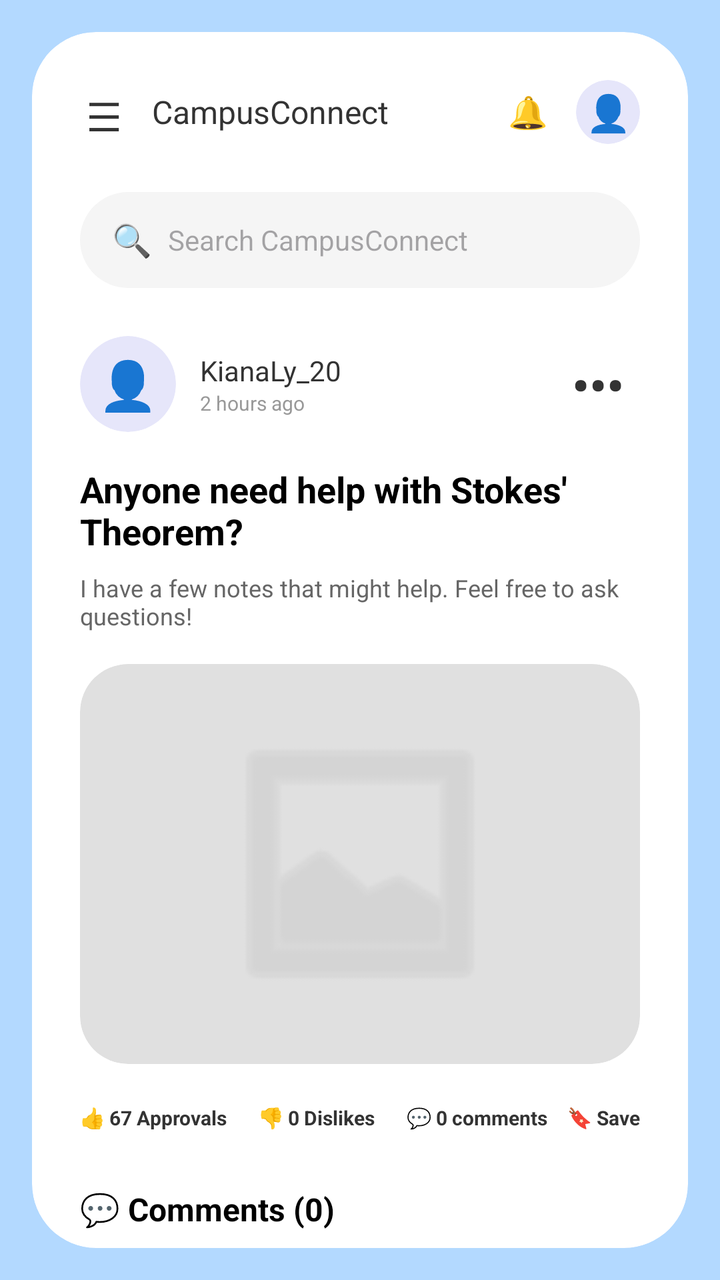
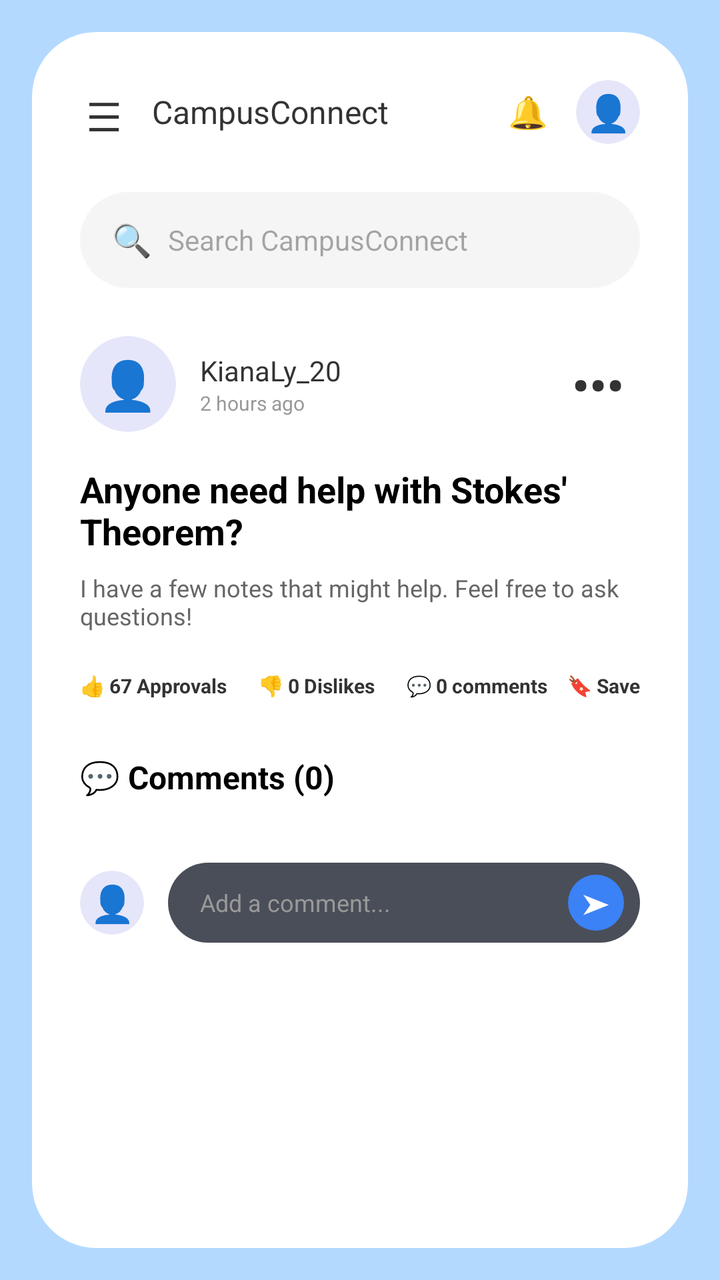

The first picture is an Android layout as it rendered before a commit; the second is the same layout after the commit. The layout source and the unified diff follow.
<!-- AndroidManifest.xml: application theme Theme.CampusConnect -->
<!-- res/layout/activity_post_details.xml -->
<?xml version="1.0" encoding="utf-8"?>
<androidx.constraintlayout.widget.ConstraintLayout xmlns:android="http://schemas.android.com/apk/res/android"
    xmlns:app="http://schemas.android.com/apk/res-auto"
    android:layout_width="match_parent"
    android:layout_height="match_parent"
    android:background="#B3D9FF">

    <androidx.cardview.widget.CardView
        android:layout_width="0dp"
        android:layout_height="0dp"
        android:layout_margin="16dp"
        app:cardBackgroundColor="#FFFFFF"
        app:cardCornerRadius="32dp"
        app:cardElevation="0dp"
        app:layout_constraintBottom_toBottomOf="parent"
        app:layout_constraintEnd_toEndOf="parent"
        app:layout_constraintStart_toStartOf="parent"
        app:layout_constraintTop_toTopOf="parent">

        <ScrollView
            android:layout_width="match_parent"
            android:layout_height="match_parent"
            android:scrollbars="none">

            <LinearLayout
                android:layout_width="match_parent"
                android:layout_height="wrap_content"
                android:orientation="vertical"
                android:paddingTop="24dp"
                android:paddingBottom="24dp">

                
                <LinearLayout
                    android:layout_width="match_parent"
                    android:layout_height="wrap_content"
                    android:gravity="center_vertical"
                    android:orientation="horizontal"
                    android:paddingStart="24dp"
                    android:paddingEnd="24dp">

                    <TextView
                        android:layout_width="24dp"
                        android:layout_height="24dp"
                        android:text="☰"
                        android:textSize="20sp"
                        android:textColor="#333"
                        android:gravity="center" />

                    <TextView
                        android:layout_width="wrap_content"
                        android:layout_height="wrap_content"
                        android:layout_marginStart="12dp"
                        android:text="CampusConnect"
                        android:textColor="#333333"
                        android:textSize="16sp" />

                    <View
                        android:layout_width="0dp"
                        android:layout_height="0dp"
                        android:layout_weight="1" />

                    <TextView
                        android:layout_width="24dp"
                        android:layout_height="24dp"
                        android:text="🔔"
                        android:textSize="16sp"
                        android:gravity="center" />

                    <androidx.cardview.widget.CardView
                        android:id="@+id/profileIconBtn"
                        android:layout_width="32dp"
                        android:layout_height="32dp"
                        android:layout_marginStart="12dp"
                        android:clickable="true"
                        android:focusable="true"
                        app:cardBackgroundColor="#E6E6FA"
                        app:cardCornerRadius="16dp"
                        app:cardElevation="0dp">
                        <TextView
                            android:layout_width="match_parent"
                            android:layout_height="match_parent"
                            android:text="👤"
                            android:gravity="center"
                            android:textSize="18sp"
                            android:textColor="#8A2BE2"/>
                    </androidx.cardview.widget.CardView>
                </LinearLayout>

                
                <LinearLayout
                    android:layout_width="match_parent"
                    android:layout_height="48dp"
                    android:layout_marginTop="24dp"
                    android:layout_marginStart="24dp"
                    android:layout_marginEnd="24dp"
                    android:background="@drawable/search_bg"
                    android:gravity="center_vertical"
                    android:paddingStart="16dp"
                    android:paddingEnd="16dp">

                    <TextView
                        android:layout_width="wrap_content"
                        android:layout_height="wrap_content"
                        android:text="🔍"
                        android:textSize="16sp" />

                    <EditText
                        android:layout_width="match_parent"
                        android:layout_height="wrap_content"
                        android:layout_marginStart="8dp"
                        android:background="@null"
                        android:hint="Search CampusConnect"
                        android:textSize="14sp" />
                </LinearLayout>

                
                <LinearLayout
                    android:layout_width="match_parent"
                    android:layout_height="wrap_content"
                    android:layout_marginTop="24dp"
                    android:gravity="center_vertical"
                    android:orientation="horizontal"
                    android:paddingStart="24dp"
                    android:paddingEnd="24dp">

                    <androidx.cardview.widget.CardView
                        android:layout_width="48dp"
                        android:layout_height="48dp"
                        app:cardBackgroundColor="#E6E6FA"
                        app:cardCornerRadius="24dp"
                        app:cardElevation="0dp">
                        <TextView
                            android:layout_width="match_parent"
                            android:layout_height="match_parent"
                            android:text="👤"
                            android:gravity="center"
                            android:textSize="24sp"
                            android:textColor="#483D8B"/>
                    </androidx.cardview.widget.CardView>

                    <LinearLayout
                        android:layout_width="0dp"
                        android:layout_height="wrap_content"
                        android:layout_marginStart="12dp"
                        android:layout_weight="1"
                        android:orientation="vertical">
                        <TextView
                            android:id="@+id/detailAuthorName"
                            android:layout_width="wrap_content"
                            android:layout_height="wrap_content"
                            android:text="KianaLy_20"
                            android:textColor="#333333"
                            android:textSize="14sp" />
                        <TextView
                            android:id="@+id/detailTimestamp"
                            android:layout_width="wrap_content"
                            android:layout_height="wrap_content"
                            android:text="2 hours ago"
                            android:textColor="#999999"
                            android:textSize="10sp" />
                    </LinearLayout>

                    <TextView
                        android:id="@+id/postOptionsBtn"
                        android:layout_width="wrap_content"
                        android:layout_height="wrap_content"
                        android:padding="8dp"
                        android:clickable="true"
                        android:focusable="true"
                        android:onClick="showPostOptions"
                        android:text="•••"
                        android:textColor="#333333"
                        android:textSize="24sp"
                        android:textStyle="bold" />
                </LinearLayout>

                
                <TextView
                    android:id="@+id/detailTitle"
                    android:layout_width="match_parent"
                    android:layout_height="wrap_content"
                    android:layout_marginTop="16dp"
                    android:paddingStart="24dp"
                    android:paddingEnd="24dp"
                    android:text="Anyone need help with Stokes' Theorem?"
                    android:textColor="#000000"
                    android:textStyle="bold"
                    android:textSize="18sp" />

                <TextView
                    android:id="@+id/detailContent"
                    android:layout_width="match_parent"
                    android:layout_height="wrap_content"
                    android:layout_marginTop="8dp"
                    android:paddingStart="24dp"
                    android:paddingEnd="24dp"
                    android:text="I have a few notes that might help. Feel free to ask questions!"
                    android:textColor="#666666"
                    android:textSize="12sp" />

                
                <androidx.cardview.widget.CardView
                    android:layout_width="match_parent"
                    android:layout_height="200dp"
                    android:layout_marginTop="16dp"
                    android:layout_marginStart="24dp"
                    android:layout_marginEnd="24dp"
                    app:cardBackgroundColor="#E0E0E0"
                    app:cardCornerRadius="24dp"
                    app:cardElevation="0dp">
                    <ImageView
                        android:layout_width="match_parent"
                        android:layout_height="match_parent"
                        android:padding="24dp"
                        android:src="@android:drawable/ic_menu_gallery"
                        app:tint="#CCCCCC" />
                </androidx.cardview.widget.CardView>

                
                <LinearLayout
                    android:layout_width="match_parent"
                    android:layout_height="wrap_content"
                    android:orientation="horizontal"
                    android:paddingTop="20dp"
                    android:paddingBottom="12dp"
                    android:paddingStart="24dp"
                    android:paddingEnd="24dp"
                    android:gravity="center_vertical">

                    <TextView
                        android:id="@+id/detailApprovals"
                        android:layout_width="wrap_content"
                        android:layout_height="wrap_content"
                        android:text="👍 67 Approvals"
                        android:textColor="#333"
                        android:textSize="10sp"
                        android:textStyle="bold" />

                    <TextView
                        android:id="@+id/detailDislikes"
                        android:layout_width="wrap_content"
                        android:layout_height="wrap_content"
                        android:layout_marginStart="16dp"
                        android:clickable="true"
                        android:focusable="true"
                        android:text="👎 0 Dislikes"
                        android:textColor="#333"
                        android:textSize="10sp"
                        android:textStyle="bold" />

                    <TextView
                        android:id="@+id/detailCommentsCount"
                        android:layout_width="wrap_content"
                        android:layout_height="wrap_content"
                        android:layout_marginStart="16dp"
                        android:text="💬 0 comments"
                        android:textColor="#333"
                        android:textSize="10sp"
                        android:textStyle="bold" />

                    <View
                        android:layout_width="0dp"
                        android:layout_height="0dp"
                        android:layout_weight="1" />

                    <TextView
                        android:layout_width="wrap_content"
                        android:layout_height="wrap_content"
                        android:text="🔖 Save"
                        android:textColor="#333"
                        android:textSize="10sp"
                        android:textStyle="bold" />
                </LinearLayout>

                
                <TextView
                    android:id="@+id/commentsTitleText"
                    android:layout_width="match_parent"
                    android:layout_height="wrap_content"
                    android:layout_marginTop="16dp"
                    android:paddingStart="24dp"
                    android:paddingEnd="24dp"
                    android:text="💬 Comments (0)"
                    android:textColor="#000000"
                    android:textStyle="bold"
                    android:textSize="16sp" />

                
                <LinearLayout
                    android:id="@+id/commentsContainer"
                    android:layout_width="match_parent"
                    android:layout_height="wrap_content"
                    android:orientation="vertical" />

                
                <LinearLayout
                    android:layout_width="match_parent"
                    android:layout_height="wrap_content"
                    android:layout_marginTop="32dp"
                    android:gravity="center_vertical"
                    android:orientation="horizontal"
                    android:paddingStart="24dp"
                    android:paddingEnd="24dp">

                    <androidx.cardview.widget.CardView
                        android:layout_width="32dp"
                        android:layout_height="32dp"
                        app:cardBackgroundColor="#E6E6FA"
                        app:cardCornerRadius="16dp"
                        app:cardElevation="0dp">
                        <TextView
                            android:layout_width="match_parent"
                            android:layout_height="match_parent"
                            android:text="👤"
                            android:gravity="center"
                            android:textSize="18sp"
                            android:textColor="#8A2BE2"/>
                    </androidx.cardview.widget.CardView>

                    <LinearLayout
                        android:layout_width="0dp"
                        android:layout_height="40dp"
                        android:layout_marginStart="12dp"
                        android:layout_weight="1"
                        android:background="@drawable/comment_bubble_dark_bg"
                        android:gravity="center_vertical"
                        android:paddingStart="16dp"
                        android:paddingEnd="8dp">

                        <EditText
                            android:id="@+id/commentInput"
                            android:layout_width="0dp"
                            android:layout_height="wrap_content"
                            android:layout_weight="1"
                            android:background="@null"
                            android:hint="Add a comment..."
                            android:textColorHint="#999999"
                            android:textColor="#FFFFFF"
                            android:textSize="12sp" />

                        <FrameLayout
                            android:id="@+id/btnSendComment"
                            android:layout_width="28dp"
                            android:layout_height="28dp"
                            android:background="@drawable/circle_blue_bg"
                            android:clickable="true"
                            android:focusable="true">
                            <TextView
                                android:layout_width="match_parent"
                                android:layout_height="match_parent"
                                android:text="➤"
                                android:gravity="center"
                                android:textColor="#FFFFFF"
                                android:textSize="14sp" />
                        </FrameLayout>
                    </LinearLayout>
                </LinearLayout>
            </LinearLayout>
        </ScrollView>
    </androidx.cardview.widget.CardView>

</androidx.constraintlayout.widget.ConstraintLayout>
<!-- resources referenced by this layout -->
<resources>
  <!-- drawable circle_blue_bg (drawable) -->
  <?xml version="1.0" encoding="utf-8"?>
  <shape xmlns:android="http://schemas.android.com/apk/res/android" android:shape="oval">
      <solid android:color="#3B82F6" />
  </shape>
  <!-- drawable comment_bubble_dark_bg (drawable) -->
  <?xml version="1.0" encoding="utf-8"?>
  <shape xmlns:android="http://schemas.android.com/apk/res/android">
      <solid android:color="#4A4E59" />
      <corners android:radius="20dp" />
  </shape>
  <!-- drawable search_bg (drawable) -->
  <?xml version="1.0" encoding="utf-8"?>
  <shape xmlns:android="http://schemas.android.com/apk/res/android">
      <solid android:color="#F5F5F5" />
      <corners android:radius="24dp" />
  </shape>
  <style name="Theme.CampusConnect" parent="Base.Theme.CampusConnect" />
  <style name="Base.Theme.CampusConnect" parent="Theme.Material3.DayNight.NoActionBar">
          
          
      </style>
</resources>

<!-- the commit's change to res/layout/activity_post_details.xml (unified diff, before → after) -->
@@ -76,13 +76,22 @@
                         app:cardBackgroundColor="#E6E6FA"
                         app:cardCornerRadius="16dp"
                         app:cardElevation="0dp">
+                        <ImageView
+                            android:id="@+id/headerAvatarImage"
+                            android:layout_width="match_parent"
+                            android:layout_height="match_parent"
+                            android:scaleType="centerCrop"
+                            android:visibility="gone"
+                            android:contentDescription="Avatar" />
+
                         <TextView
-                            android:layout_width="match_parent"
-                            android:layout_height="match_parent"
+                            android:id="@+id/headerAvatarText"
+                            android:layout_width="match_parent"
+                            android:layout_height="match_parent"
+                            android:gravity="center"
                             android:text="👤"
-                            android:gravity="center"
-                            android:textSize="18sp"
-                            android:textColor="#8A2BE2"/>
+                            android:textColor="#8A2BE2"
+                            android:textSize="18sp" />
                     </androidx.cardview.widget.CardView>
                 </LinearLayout>
 
@@ -129,13 +138,23 @@
                         app:cardBackgroundColor="#E6E6FA"
                         app:cardCornerRadius="24dp"
                         app:cardElevation="0dp">
+
+                        <ImageView
+                            android:id="@+id/detailAvatarImage"
+                            android:layout_width="match_parent"
+                            android:layout_height="match_parent"
+                            android:scaleType="centerCrop"
+                            android:visibility="gone"
+                            android:contentDescription="Avatar" />
+
                         <TextView
-                            android:layout_width="match_parent"
-                            android:layout_height="match_parent"
+                            android:id="@+id/detailAvatarText"
+                            android:layout_width="match_parent"
+                            android:layout_height="match_parent"
+                            android:gravity="center"
                             android:text="👤"
-                            android:gravity="center"
-                            android:textSize="24sp"
-                            android:textColor="#483D8B"/>
+                            android:textColor="#483D8B"
+                            android:textSize="24sp" />
                     </androidx.cardview.widget.CardView>
 
                     <LinearLayout
@@ -198,22 +217,42 @@
                     android:textColor="#666666"
                     android:textSize="12sp" />
 
+                <TextView
+                    android:id="@+id/detailAttachment"
+                    android:layout_width="match_parent"
+                    android:layout_height="wrap_content"
+                    android:layout_marginStart="24dp"
+                    android:layout_marginTop="12dp"
+                    android:layout_marginEnd="24dp"
+                    android:background="#EAF3FF"
+                    android:clickable="true"
+                    android:focusable="true"
+                    android:padding="12dp"
+                    android:textColor="#1769AA"
+                    android:textSize="12sp"
+                    android:textStyle="bold"
+                    android:visibility="gone" />
+
                 
                 <androidx.cardview.widget.CardView
+                    android:id="@+id/detailImageContainer"
                     android:layout_width="match_parent"
                     android:layout_height="200dp"
                     android:layout_marginTop="16dp"
                     android:layout_marginStart="24dp"
                     android:layout_marginEnd="24dp"
+                    android:visibility="gone"
                     app:cardBackgroundColor="#E0E0E0"
                     app:cardCornerRadius="24dp"
                     app:cardElevation="0dp">
                     <ImageView
+                        android:id="@+id/detailImagePlaceholder"
                         android:layout_width="match_parent"
                         android:layout_height="match_parent"
                         android:padding="24dp"
                         android:src="@android:drawable/ic_menu_gallery"
-                        app:tint="#CCCCCC" />
+                        android:visibility="gone"
+                        android:scaleType="centerCrop" />
                 </androidx.cardview.widget.CardView>
 
                 
@@ -264,8 +303,11 @@
                         android:layout_weight="1" />
 
                     <TextView
-                        android:layout_width="wrap_content"
-                        android:layout_height="wrap_content"
+                        android:id="@+id/savePostButton"
+                        android:layout_width="wrap_content"
+                        android:layout_height="wrap_content"
+                        android:clickable="true"
+                        android:focusable="true"
                         android:text="🔖 Save"
                         android:textColor="#333"
                         android:textSize="10sp"
@@ -308,13 +350,23 @@
                         app:cardBackgroundColor="#E6E6FA"
                         app:cardCornerRadius="16dp"
                         app:cardElevation="0dp">
+
+                        <ImageView
+                            android:id="@+id/commentBoxAvatarImage"
+                            android:layout_width="match_parent"
+                            android:layout_height="match_parent"
+                            android:scaleType="centerCrop"
+                            android:visibility="gone"
+                            android:contentDescription="Avatar" />
+
                         <TextView
-                            android:layout_width="match_parent"
-                            android:layout_height="match_parent"
+                            android:id="@+id/commentBoxAvatarText"
+                            android:layout_width="match_parent"
+                            android:layout_height="match_parent"
+                            android:gravity="center"
                             android:text="👤"
-                            android:gravity="center"
-                            android:textSize="18sp"
-                            android:textColor="#8A2BE2"/>
+                            android:textColor="#8A2BE2"
+                            android:textSize="18sp" />
                     </androidx.cardview.widget.CardView>
 
                     <LinearLayout
